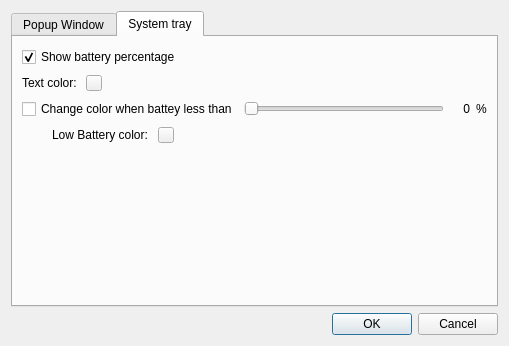
Qt form ui/settingwindow.ui (fhill122/brightnessSlider) before a commit.
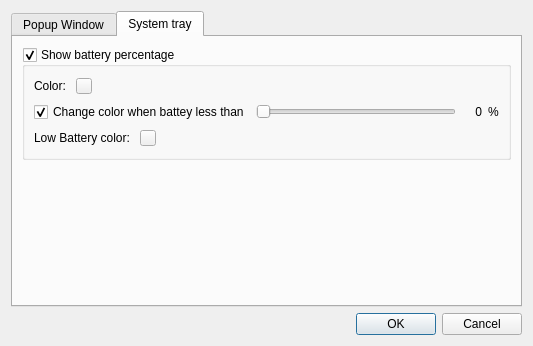
The same form after that commit. The open tabs and pages were chosen to show the change.

Patch:
```diff
--- a/ui/settingwindow.ui
+++ b/ui/settingwindow.ui
@@ -243,21 +243,20 @@
         <number>10</number>
        </property>
        <item>
-        <widget class="QCheckBox" name="cb_showPencentage">
-         <property name="text">
+        <widget class="QGroupBox" name="cb_showPencentage">
+         <property name="title">
           <string>Show battery percentage</string>
          </property>
-         <property name="checked">
+         <property name="checkable">
           <bool>true</bool>
          </property>
-        </widget>
-       </item>
+         <layout class="QVBoxLayout" name="verticalLayout_6">
        <item>
-        <layout class="QHBoxLayout" name="horizontalLayout">
+           <layout class="QHBoxLayout" name="horizontalLayout_4">
          <item>
           <widget class="QLabel" name="l_textColor">
            <property name="text">
-            <string>Text color: </string>
+               <string>Color: </string>
            </property>
           </widget>
          </item>
@@ -302,12 +301,15 @@
         </layout>
        </item>
        <item>
-        <layout class="QHBoxLayout" name="horizontalLayout_2">
+           <layout class="QHBoxLayout" name="horizontalLayout_5">
          <item>
           <widget class="QCheckBox" name="cb_lowBattery">
            <property name="text">
             <string>Change color when battey less than</string>
            </property>
+              <property name="checked">
+               <bool>true</bool>
+              </property>
           </widget>
          </item>
          <item>
@@ -374,10 +376,7 @@
         </layout>
        </item>
        <item>
-        <layout class="QHBoxLayout" name="horizontalLayout_3">
-         <property name="leftMargin">
-          <number>30</number>
-         </property>
+           <layout class="QHBoxLayout">
          <item>
           <widget class="QLabel" name="l_lowBatteryColor">
            <property name="text">
@@ -399,7 +398,7 @@
           </widget>
          </item>
          <item>
-          <spacer name="horizontalSpacer_2">
+             <spacer name="horizontalSpacer_9">
            <property name="orientation">
             <enum>Qt::Horizontal</enum>
            </property>
@@ -412,6 +411,9 @@
           </spacer>
          </item>
         </layout>
+          </item>
+         </layout>
+        </widget>
        </item>
        <item>
         <spacer name="verticalSpacer">
```
Left out of the diff: 267 changed lines with no effect on the pictures. Lines whose indentation alone changed are shown as unchanged.
